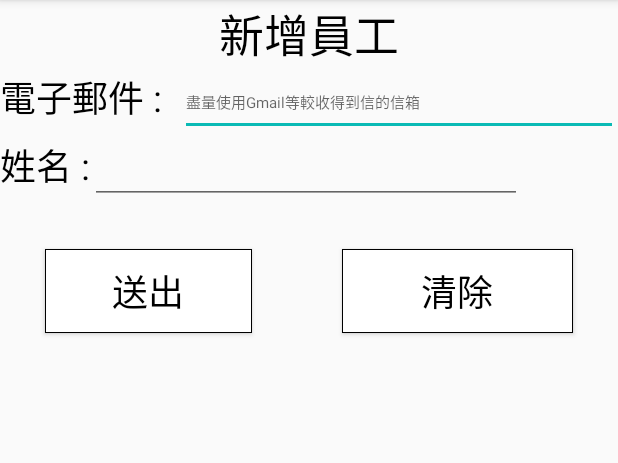
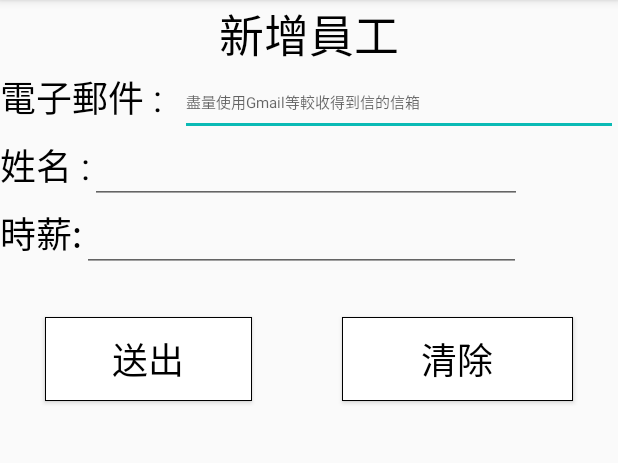
Before and after one commit to ProgramZheng/Android-Check, an Android app: the register screen opened directly, with no data from a screen before it, after a tap on "送出", on a phone screen of 412 x 824 dp, the part 84-547 px from its top. Run offline under Robolectric (Android 15) with nearby library versions, the phone set to English and light mode, and no system bars.

Commit message:
註冊員工時可設定時薪

```diff
--- a/app/src/main/java/com/example/user/myapplication/register.java
+++ b/app/src/main/java/com/example/user/myapplication/register.java
@@ -9,7 +9,7 @@ import android.widget.EditText;
 
 public class register extends AppCompatActivity {
     String id;
-    private EditText register_email,register_name;
+    private EditText register_email,register_name,edit_time_money;
     private Button submit_register,clean_register;
     @Override
     protected void onCreate(Bundle savedInstanceState) {
@@ -20,6 +20,7 @@ public class register extends AppCompatActivity {
         //取得eID和password的實體
         register_email = (EditText) findViewById(R.id.register_email);
         register_name = (EditText) findViewById(R.id.register_name);
+        edit_time_money = (EditText) findViewById(R.id.edit_time_money);
         submit_register = (Button) findViewById(R.id.submit_register);
         clean_register = (Button) findViewById(R.id.clean_register);
         //清除EditText
@@ -28,6 +29,7 @@ public class register extends AppCompatActivity {
             public void onClick(View v) {
                 register_email.setText("");
                 register_name.setText("");
+                edit_time_money.setText("");
             }
         });
         //實做OnClickListener界面
@@ -37,9 +39,11 @@ public class register extends AppCompatActivity {
             public void onClick(View view) {
                 String email = register_email.getText().toString();
                 String name = register_name.getText().toString();
-                new register_member(getApplicationContext()).execute(id,email,name);
+                String time_money = edit_time_money.getText().toString();
+                new register_member(getApplicationContext()).execute(id,email,name,time_money);
                 register_email.setText("");
                 register_name.setText("");
+                edit_time_money.setText("");
             }
         });
     }
--- a/app/src/main/java/com/example/user/myapplication/register_member.java
+++ b/app/src/main/java/com/example/user/myapplication/register_member.java
@@ -28,6 +28,7 @@ public class register_member extends AsyncTask<String, Void, String> {
                 String id = (String)arg0[0];
                 String email = (String)arg0[1];
                 String name = (String)arg0[2];
+                String time_money = (String)arg0[3];
 
                 String link="https://esz759486.000webhostapp.com/register_member.php";
                 String data  = URLEncoder.encode("id", "UTF-8") + "=" +
@@ -36,6 +37,8 @@ public class register_member extends AsyncTask<String, Void, String> {
                         URLEncoder.encode(email, "UTF-8");
                 data += "&" + URLEncoder.encode("name", "UTF-8") + "=" +
                         URLEncoder.encode(name, "UTF-8");
+                data += "&" + URLEncoder.encode("time_money", "UTF-8") + "=" +
+                        URLEncoder.encode(time_money, "UTF-8");
 
                 URL url = new URL(link);
                 URLConnection conn = url.openConnection();
--- a/app/src/main/res/layout/register.xml
+++ b/app/src/main/res/layout/register.xml
@@ -64,7 +64,33 @@
             android:layout_height="wrap_content"
             android:layout_marginRight="64dp"
             android:layout_weight="0.16"
-            android:ems="4"/>
+            android:ems="4"
+            android:inputType="text" />
+
+    </LinearLayout>
+
+    <LinearLayout
+        android:layout_width="match_parent"
+        android:layout_height="wrap_content"
+        android:layout_weight="0"
+        android:orientation="horizontal">
+
+        <TextView
+            android:id="@+id/textView3"
+            android:layout_width="wrap_content"
+            android:layout_height="wrap_content"
+            android:layout_weight="0"
+            android:text="時薪:"
+            android:textColor="@android:color/black"
+            android:textSize="24sp" />
+
+        <EditText
+            android:id="@+id/edit_time_money"
+            android:layout_width="wrap_content"
+            android:layout_height="wrap_content"
+            android:layout_marginRight="64dp"
+            android:layout_weight="0.16"
+            android:inputType="number" />
     </LinearLayout>
 
     <LinearLayout
@@ -77,8 +103,8 @@
             android:layout_width="138dp"
             android:layout_height="wrap_content"
             android:layout_margin="30dp"
+            android:background="@drawable/buttonclick"
             android:text="送出"
-            android:background="@drawable/buttonclick"
             android:textColor="@drawable/buttonclick"
             android:textSize="24sp" />
 
```
